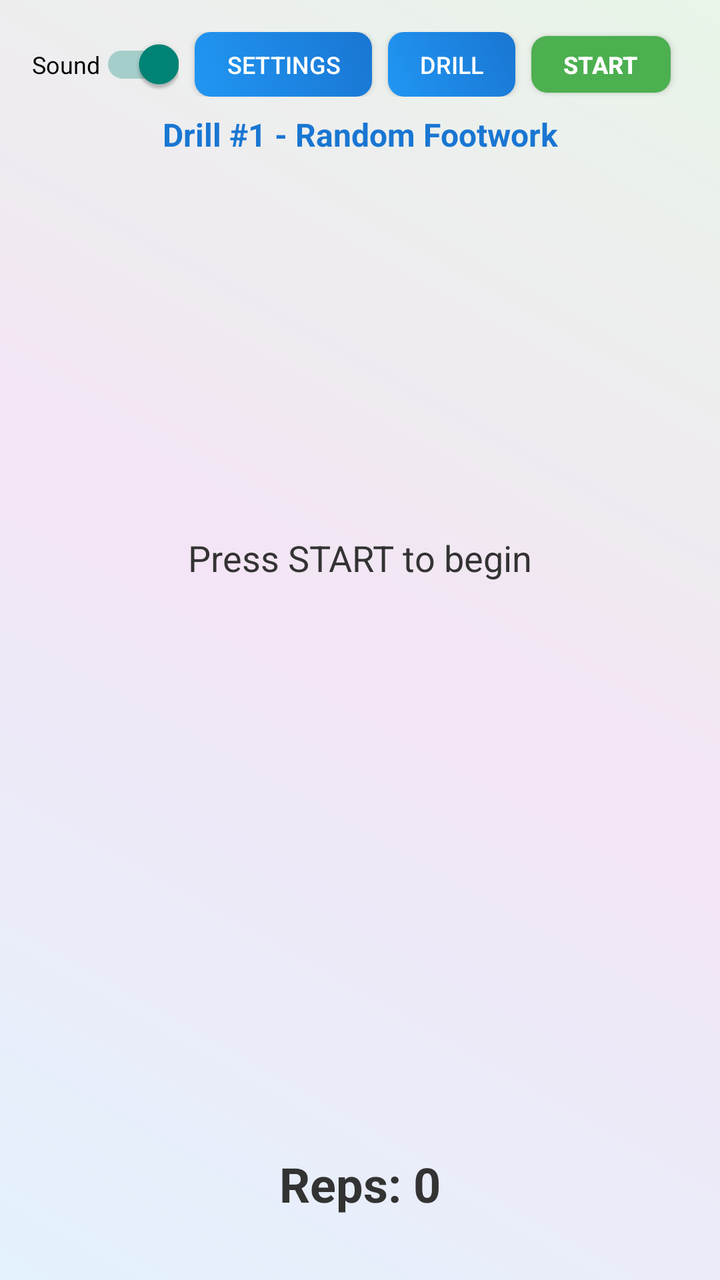
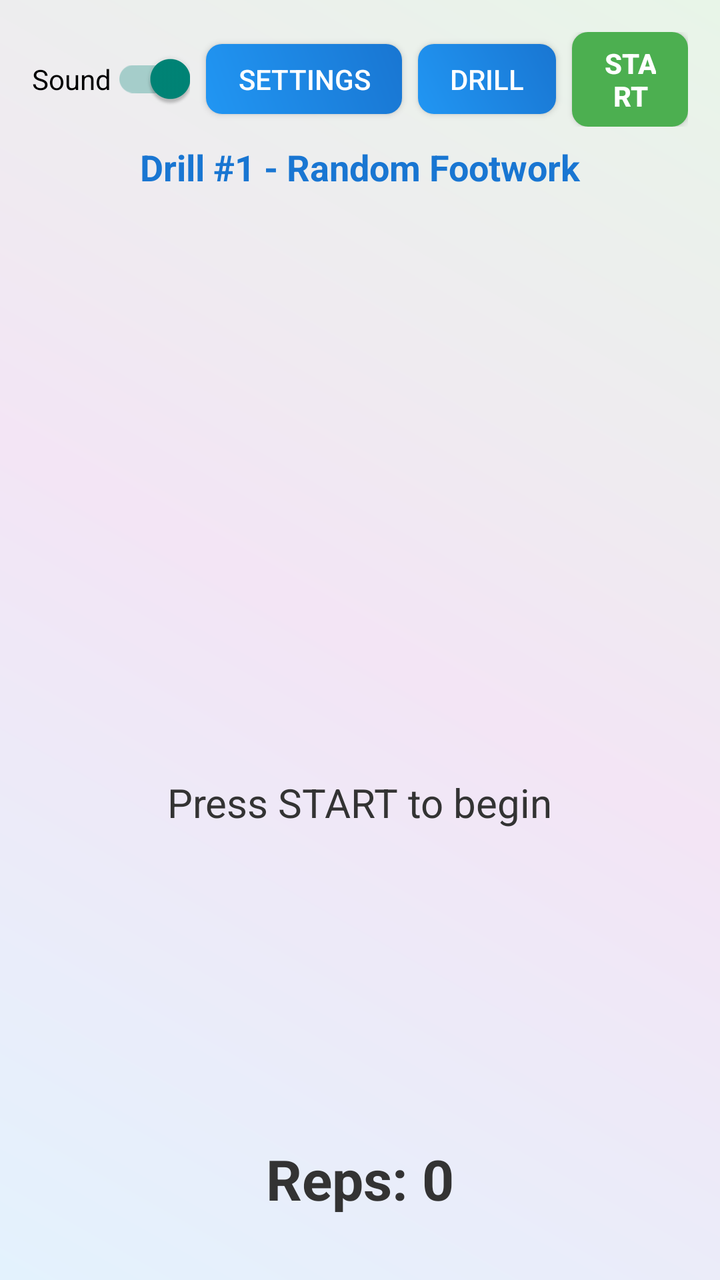

Screens rendered from an Android XML layout before and after an edit, with the pre-edit source and the edit as a unified diff.
<!-- AndroidManifest.xml: application theme Theme.AppCompat.Light.NoActionBar -->
<!-- res/layout/activity_main.xml -->
<?xml version="1.0" encoding="utf-8"?>
<androidx.constraintlayout.widget.ConstraintLayout xmlns:android="http://schemas.android.com/apk/res/android"
    xmlns:app="http://schemas.android.com/apk/res-auto"
    android:layout_width="match_parent"
    android:layout_height="match_parent"
    android:background="@drawable/gradient_background"
    android:padding="16dp">

    
    <LinearLayout
        android:id="@+id/topControls"
        android:layout_width="0dp"
        android:layout_height="wrap_content"
        android:orientation="horizontal"
        android:gravity="center_vertical"
        app:layout_constraintEnd_toEndOf="parent"
        app:layout_constraintStart_toStartOf="parent"
        app:layout_constraintTop_toTopOf="parent">

        
        <androidx.appcompat.widget.SwitchCompat
            android:id="@+id/soundToggle"
            android:layout_width="wrap_content"
            android:layout_height="wrap_content"
            android:text="Sound"
            android:textSize="12sp"
            android:checked="true"
            android:layout_marginEnd="8dp"
            android:thumbTint="@color/white"
            android:trackTint="@color/design_default_color_primary" />

        
        <Button
            android:id="@+id/settingsButton"
            android:layout_width="wrap_content"
            android:layout_height="wrap_content"
            android:text="Settings"
            android:textSize="12sp"
            android:paddingStart="16dp"
            android:paddingEnd="16dp"
            android:paddingTop="8dp"
            android:paddingBottom="8dp"
            android:layout_marginEnd="8dp"
            android:minWidth="0dp"
            android:minHeight="0dp"
            android:background="@drawable/button_primary_bg"
            android:textColor="@color/white" />

        
        <Button
            android:id="@+id/drillSelectButton"
            android:layout_width="wrap_content"
            android:layout_height="wrap_content"
            android:text="Drill"
            android:textSize="12sp"
            android:paddingStart="16dp"
            android:paddingEnd="16dp"
            android:paddingTop="8dp"
            android:paddingBottom="8dp"
            android:layout_marginEnd="8dp"
            android:minWidth="0dp"
            android:minHeight="0dp"
            android:background="@drawable/button_primary_bg"
            android:textColor="@color/white" />

        
        <Button
            android:id="@+id/startStopButton"
            android:layout_width="wrap_content"
            android:layout_height="wrap_content"
            android:text="START"
            android:textSize="12sp"
            android:textStyle="bold"
            android:paddingStart="16dp"
            android:paddingEnd="16dp"
            android:paddingTop="6dp"
            android:paddingBottom="6dp"
            android:minWidth="0dp"
            android:minHeight="0dp"
            android:background="@drawable/button_start_bg"
            android:textColor="@color/white" />

    </LinearLayout>

    
    <TextView
        android:id="@+id/drillNameText"
        android:layout_width="wrap_content"
        android:layout_height="wrap_content"
        android:text="Drill #1 - Random Footwork"
        android:textSize="16sp"
        android:textStyle="bold"
        android:textColor="#1976D2"
        android:layout_marginTop="8dp"
        app:layout_constraintEnd_toEndOf="parent"
        app:layout_constraintStart_toStartOf="parent"
        app:layout_constraintTop_toBottomOf="@+id/topControls" />

    
    <LinearLayout
        android:id="@+id/mainContent"
        android:layout_width="0dp"
        android:layout_height="0dp"
        android:orientation="vertical"
        android:gravity="center"
        android:padding="16dp"
        app:layout_constraintBottom_toTopOf="@+id/bottomControls"
        app:layout_constraintEnd_toEndOf="parent"
        app:layout_constraintStart_toStartOf="parent"
        app:layout_constraintTop_toBottomOf="@+id/drillNameText">

        
        <TextView
            android:id="@+id/countdownText"
            android:layout_width="wrap_content"
            android:layout_height="wrap_content"
            android:textSize="72sp"
            android:textStyle="bold"
            android:textColor="#2196F3"
            android:visibility="gone"
            android:layout_marginBottom="32dp" />

        
        <TextView
            android:id="@+id/shuttleNumberText"
            android:layout_width="wrap_content"
            android:layout_height="wrap_content"
            android:textSize="150sp"
            android:maxLines="1"
            android:ellipsize="end"
            android:textStyle="bold"
            android:textColor="#1976D2"
            android:visibility="gone"
            android:layout_marginBottom="16dp" />

        
        <TextView
            android:id="@+id/shotChoiceText"
            android:layout_width="wrap_content"
            android:layout_height="wrap_content"
            android:textSize="48sp"
            android:textStyle="bold"
            android:textColor="#FF5722"
            android:visibility="gone"
            android:layout_marginBottom="16dp" />

        
        <TextView
            android:id="@+id/directionArrowText"
            android:layout_width="wrap_content"
            android:layout_height="wrap_content"
            android:textSize="64sp"
            android:textStyle="bold"
            android:textColor="#FF5722"
            android:visibility="gone"
            android:layout_marginBottom="16dp" />

        
        <TextView
            android:id="@+id/countdownStatus"
            android:layout_width="wrap_content"
            android:layout_height="wrap_content"
            android:text="Press START to begin"
            android:textSize="18sp"
            android:textColor="#333333"
            android:layout_marginBottom="32dp" />

        
        <LinearLayout
            android:layout_width="match_parent"
            android:layout_height="wrap_content"
            android:orientation="vertical"
            android:gravity="center"
            android:layout_marginBottom="24dp">

            <ProgressBar
                android:id="@+id/timerBar1"
                style="?android:attr/progressBarStyleHorizontal"
                android:layout_width="match_parent"
                android:layout_height="60dp"
                android:max="1000"
                android:progress="1000"
                android:progressDrawable="@drawable/custom_progress_green"
                android:visibility="gone" />

            <TextView
                android:id="@+id/timerText1"
                android:layout_width="wrap_content"
                android:layout_height="wrap_content"
                android:textSize="16sp"
                android:textColor="#333333"
                android:layout_marginTop="8dp"
                android:visibility="gone" />

        </LinearLayout>

        
        <LinearLayout
            android:layout_width="match_parent"
            android:layout_height="wrap_content"
            android:orientation="vertical"
            android:gravity="center"
            android:layout_marginBottom="24dp">

            <ProgressBar
                android:id="@+id/timerBar2"
                style="?android:attr/progressBarStyleHorizontal"
                android:layout_width="match_parent"
                android:layout_height="60dp"
                android:max="1000"
                android:progress="1000"
                android:progressDrawable="@drawable/custom_progress_orange"
                android:visibility="gone" />

            <TextView
                android:id="@+id/timerText2"
                android:layout_width="wrap_content"
                android:layout_height="wrap_content"
                android:textSize="16sp"
                android:textColor="#333333"
                android:layout_marginTop="8dp"
                android:visibility="gone" />

        </LinearLayout>

    </LinearLayout>

    
    <LinearLayout
        android:id="@+id/bottomControls"
        android:layout_width="0dp"
        android:layout_height="wrap_content"
        android:elevation="4dp"
        android:gravity="center"
        android:orientation="vertical"
        android:padding="16dp"
        app:layout_constraintBottom_toBottomOf="parent"
        app:layout_constraintEnd_toEndOf="parent"
        app:layout_constraintHorizontal_bias="0.0"
        app:layout_constraintStart_toStartOf="parent">

        
        <TextView
            android:id="@+id/repCounterText"
            android:layout_width="wrap_content"
            android:layout_height="wrap_content"
            android:text="Reps: 0"
            android:textColor="#333333"
            android:textSize="24sp"
            android:textStyle="bold" />

    </LinearLayout>

</androidx.constraintlayout.widget.ConstraintLayout>
<!-- resources referenced by this layout -->
<resources>
  <color name="design_default_color_primary">#6200EE</color>
  <color name="white">#FFFFFFFF</color>
  <!-- drawable button_primary_bg (drawable) -->
  <?xml version="1.0" encoding="utf-8"?>
  <shape xmlns:android="http://schemas.android.com/apk/res/android">
      <gradient
          android:type="linear"
          android:angle="45"
          android:startColor="#2196F3"
          android:endColor="#1976D2" />
      <corners android:radius="8dp" />
  </shape>
  <!-- drawable button_start_bg (drawable) -->
  <?xml version="1.0" encoding="utf-8"?>
  <shape xmlns:android="http://schemas.android.com/apk/res/android">
      <solid android:color="#4CAF50" />
      <corners android:radius="8dp" />
      <padding
          android:left="16dp"
          android:top="8dp"
          android:right="16dp"
          android:bottom="8dp" />
  </shape>
  <!-- drawable custom_progress_green (drawable) -->
  <?xml version="1.0" encoding="utf-8"?>
  <layer-list xmlns:android="http://schemas.android.com/apk/res/android">
  
      
      <item android:id="@android:id/background">
          <shape>
              <corners android:radius="8dp" />
              <solid android:color="#C8E6C9" />  
              <size android:height="60dp" />
          </shape>
      </item>
  
      
      <item android:id="@android:id/progress">
          <clip>
              <shape>
                  <corners android:radius="8dp" />
                  <solid android:color="#4CAF50" />  
                  <size android:height="60dp" />
              </shape>
          </clip>
      </item>
  
  </layer-list>
  <!-- drawable custom_progress_orange (drawable) -->
  <?xml version="1.0" encoding="utf-8"?>
  <layer-list xmlns:android="http://schemas.android.com/apk/res/android">
  
      
      <item android:id="@android:id/background">
          <shape>
              <corners android:radius="8dp" />
              <solid android:color="#FFE0B2" />  
              <size android:height="60dp" />
          </shape>
      </item>
  
      
      <item android:id="@android:id/progress">
          <clip>
              <shape>
                  <corners android:radius="8dp" />
                  <solid android:color="#FF9800" />  
                  <size android:height="60dp" />
              </shape>
          </clip>
      </item>
  
  </layer-list>
  <!-- drawable gradient_background (drawable) -->
  <?xml version="1.0" encoding="utf-8"?>
  <shape xmlns:android="http://schemas.android.com/apk/res/android">
      <gradient
          android:type="linear"
          android:angle="45"
          android:startColor="#E3F2FD"
          android:centerColor="#F3E5F5"
          android:endColor="#E8F5E8" />
  </shape>
</resources>

<!-- the commit's change to res/layout/activity_main.xml (unified diff, before → after) -->
@@ -17,25 +17,23 @@
         app:layout_constraintStart_toStartOf="parent"
         app:layout_constraintTop_toTopOf="parent">
 
-        
         <androidx.appcompat.widget.SwitchCompat
             android:id="@+id/soundToggle"
             android:layout_width="wrap_content"
             android:layout_height="wrap_content"
             android:text="Sound"
-            android:textSize="12sp"
+            android:textSize="14sp"
             android:checked="true"
             android:layout_marginEnd="8dp"
             android:thumbTint="@color/white"
             android:trackTint="@color/design_default_color_primary" />
 
-        
         <Button
             android:id="@+id/settingsButton"
             android:layout_width="wrap_content"
             android:layout_height="wrap_content"
             android:text="Settings"
-            android:textSize="12sp"
+            android:textSize="14sp"
             android:paddingStart="16dp"
             android:paddingEnd="16dp"
             android:paddingTop="8dp"
@@ -46,13 +44,12 @@
             android:background="@drawable/button_primary_bg"
             android:textColor="@color/white" />
 
-        
         <Button
             android:id="@+id/drillSelectButton"
             android:layout_width="wrap_content"
             android:layout_height="wrap_content"
             android:text="Drill"
-            android:textSize="12sp"
+            android:textSize="14sp"
             android:paddingStart="16dp"
             android:paddingEnd="16dp"
             android:paddingTop="8dp"
@@ -63,13 +60,12 @@
             android:background="@drawable/button_primary_bg"
             android:textColor="@color/white" />
 
-        
         <Button
             android:id="@+id/startStopButton"
             android:layout_width="wrap_content"
             android:layout_height="wrap_content"
             android:text="START"
-            android:textSize="12sp"
+            android:textSize="14sp"
             android:textStyle="bold"
             android:paddingStart="16dp"
             android:paddingEnd="16dp"
@@ -88,7 +84,7 @@
         android:layout_width="wrap_content"
         android:layout_height="wrap_content"
         android:text="Drill #1 - Random Footwork"
-        android:textSize="16sp"
+        android:textSize="18sp"
         android:textStyle="bold"
         android:textColor="#1976D2"
         android:layout_marginTop="8dp"
@@ -110,50 +106,69 @@
         app:layout_constraintTop_toBottomOf="@+id/drillNameText">
 
         
-        <TextView
-            android:id="@+id/countdownText"
-            android:layout_width="wrap_content"
-            android:layout_height="wrap_content"
-            android:textSize="72sp"
-            android:textStyle="bold"
-            android:textColor="#2196F3"
-            android:visibility="gone"
-            android:layout_marginBottom="32dp" />
-
-        
-        <TextView
-            android:id="@+id/shuttleNumberText"
-            android:layout_width="wrap_content"
-            android:layout_height="wrap_content"
-            android:textSize="150sp"
-            android:maxLines="1"
-            android:ellipsize="end"
-            android:textStyle="bold"
-            android:textColor="#1976D2"
-            android:visibility="gone"
-            android:layout_marginBottom="16dp" />
-
-        
-        <TextView
-            android:id="@+id/shotChoiceText"
-            android:layout_width="wrap_content"
-            android:layout_height="wrap_content"
-            android:textSize="48sp"
-            android:textStyle="bold"
-            android:textColor="#FF5722"
-            android:visibility="gone"
-            android:layout_marginBottom="16dp" />
-
-        
-        <TextView
-            android:id="@+id/directionArrowText"
-            android:layout_width="wrap_content"
-            android:layout_height="wrap_content"
-            android:textSize="64sp"
-            android:textStyle="bold"
-            android:textColor="#FF5722"
-            android:visibility="gone"
-            android:layout_marginBottom="16dp" />
+        <FrameLayout
+            android:layout_width="match_parent"
+            android:layout_height="0dp"
+            android:layout_weight="1">
+
+            
+            <TextView
+                android:id="@+id/countdownText"
+                android:layout_width="wrap_content"
+                android:layout_height="wrap_content"
+                android:textSize="96sp"
+                android:textStyle="bold"
+                android:textColor="#2196F3"
+                android:visibility="gone"
+                android:layout_gravity="center" />
+
+            
+            <LinearLayout
+                android:id="@+id/dynamicContentContainer"
+                android:layout_width="match_parent"
+                android:layout_height="wrap_content"
+                android:orientation="vertical"
+                android:gravity="center"
+                android:visibility="visible"
+                android:layout_gravity="center">
+
+                
+                <TextView
+                    android:id="@+id/shuttleNumberText"
+                    android:layout_width="wrap_content"
+                    android:layout_height="wrap_content"
+                    android:textSize="180sp"
+                    android:maxLines="1"
+                    android:ellipsize="end"
+                    android:textStyle="bold"
+                    android:textColor="#1976D2"
+                    android:visibility="gone"
+                    android:layout_marginBottom="16dp" />
+
+                
+                <TextView
+                    android:id="@+id/shotChoiceText"
+                    android:layout_width="wrap_content"
+                    android:layout_height="wrap_content"
+                    android:textSize="56sp"
+                    android:textStyle="bold"
+                    android:textColor="#FF5722"
+                    android:visibility="gone"
+                    android:layout_marginBottom="8dp" />
+
+                
+                <TextView
+                    android:id="@+id/directionArrowText"
+                    android:layout_width="wrap_content"
+                    android:layout_height="wrap_content"
+                    android:textSize="80sp"
+                    android:textStyle="bold"
+                    android:textColor="#FF5722"
+                    android:visibility="gone" />
+
+            </LinearLayout>
+
+        </FrameLayout>
 
         
         <TextView
@@ -161,65 +176,39 @@
             android:layout_width="wrap_content"
             android:layout_height="wrap_content"
             android:text="Press START to begin"
-            android:textSize="18sp"
+            android:textSize="20sp"
             android:textColor="#333333"
-            android:layout_marginBottom="32dp" />
+            android:layout_marginBottom="8dp" />
 
         
         <LinearLayout
+            android:id="@+id/timerContainer"
             android:layout_width="match_parent"
             android:layout_height="wrap_content"
             android:orientation="vertical"
             android:gravity="center"
-            android:layout_marginBottom="24dp">
+            android:layout_marginBottom="16dp"
+            android:minHeight="100dp">
 
             <ProgressBar
-                android:id="@+id/timerBar1"
+                android:id="@+id/timerBar"
                 style="?android:attr/progressBarStyleHorizontal"
                 android:layout_width="match_parent"
                 android:layout_height="60dp"
                 android:max="1000"
                 android:progress="1000"
                 android:progressDrawable="@drawable/custom_progress_green"
-                android:visibility="gone" />
+                android:visibility="invisible" />
 
             <TextView
-                android:id="@+id/timerText1"
+                android:id="@+id/timerText"
                 android:layout_width="wrap_content"
                 android:layout_height="wrap_content"
-                android:textSize="16sp"
+                android:textSize="18sp"
                 android:textColor="#333333"
+                android:textStyle="bold"
                 android:layout_marginTop="8dp"
-                android:visibility="gone" />
-
-        </LinearLayout>
-
-        
-        <LinearLayout
-            android:layout_width="match_parent"
-            android:layout_height="wrap_content"
-            android:orientation="vertical"
-            android:gravity="center"
-            android:layout_marginBottom="24dp">
-
-            <ProgressBar
-                android:id="@+id/timerBar2"
-                style="?android:attr/progressBarStyleHorizontal"
-                android:layout_width="match_parent"
-                android:layout_height="60dp"
-                android:max="1000"
-                android:progress="1000"
-                android:progressDrawable="@drawable/custom_progress_orange"
-                android:visibility="gone" />
-
-            <TextView
-                android:id="@+id/timerText2"
-                android:layout_width="wrap_content"
-                android:layout_height="wrap_content"
-                android:textSize="16sp"
-                android:textColor="#333333"
-                android:layout_marginTop="8dp"
-                android:visibility="gone" />
+                android:visibility="invisible" />
 
         </LinearLayout>
 
@@ -246,7 +235,7 @@
             android:layout_height="wrap_content"
             android:text="Reps: 0"
             android:textColor="#333333"
-            android:textSize="24sp"
+            android:textSize="28sp"
             android:textStyle="bold" />
 
     </LinearLayout>
<!-- resource entries referenced after the edit -->
@@ -48,31 +48,6 @@
       </item>
   
   </layer-list>
-  <!-- drawable custom_progress_orange (drawable) -->
-  <?xml version="1.0" encoding="utf-8"?>
-  <layer-list xmlns:android="http://schemas.android.com/apk/res/android">
-  
-      
-      <item android:id="@android:id/background">
-          <shape>
-              <corners android:radius="8dp" />
-              <solid android:color="#FFE0B2" />  
-              <size android:height="60dp" />
-          </shape>
-      </item>
-  
-      
-      <item android:id="@android:id/progress">
-          <clip>
-              <shape>
-                  <corners android:radius="8dp" />
-                  <solid android:color="#FF9800" />  
-                  <size android:height="60dp" />
-              </shape>
-          </clip>
-      </item>
-  
-  </layer-list>
   <!-- drawable gradient_background (drawable) -->
   <?xml version="1.0" encoding="utf-8"?>
   <shape xmlns:android="http://schemas.android.com/apk/res/android">
